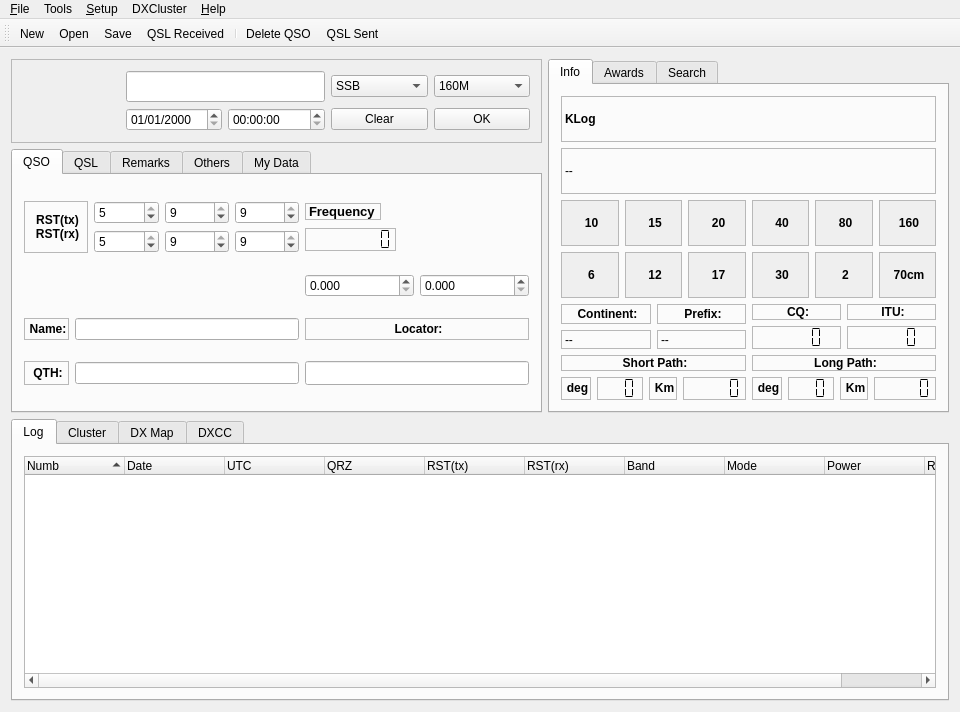
Before: the Qt Designer form src/klog.ui in dbasden/klog, drawn with Qt 5.
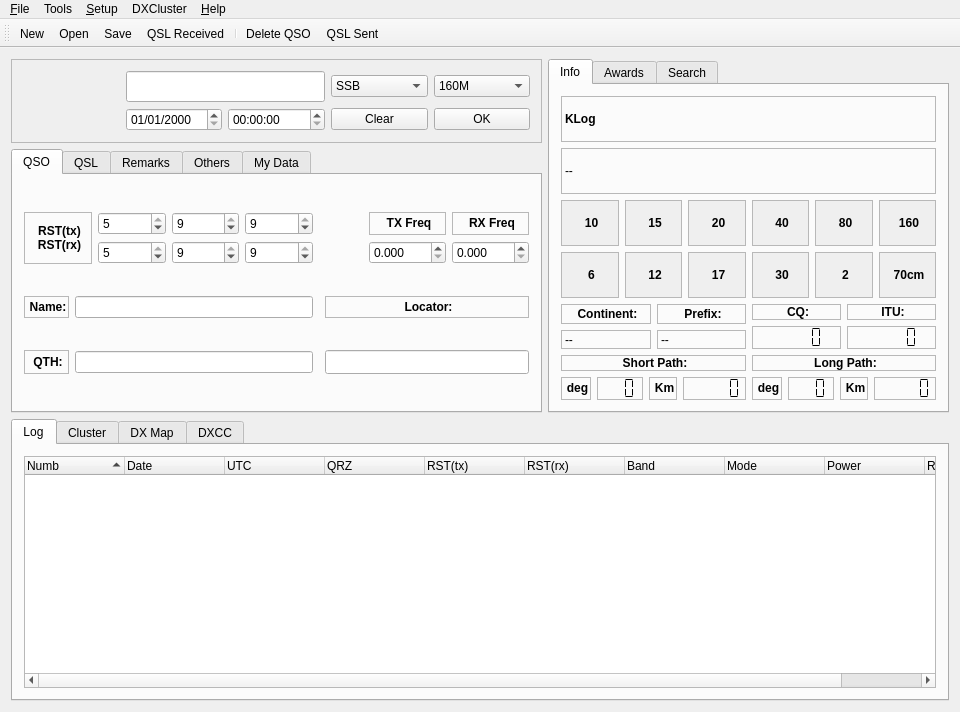
After: the same form once the commit is applied. Icons and pictures are not drawn. Custom widgets are drawn as their Qt base class.

Commit message: Continue working on 0.5.2 it is near!

What changed in the file:
```diff
--- a/src/klog.ui
+++ b/src/klog.ui
@@ -1762,7 +1762,7 @@
          <attribute name="title">
           <string>QSO</string>
          </attribute>
-         <layout class="QGridLayout" name="gridLayout">
+         <layout class="QGridLayout" name="gridLayout_8">
           <item row="0" column="0" colspan="2">
            <layout class="QHBoxLayout">
             <item>
@@ -1882,23 +1882,10 @@
             </item>
            </layout>
           </item>
-          <item row="0" column="3">
-           <layout class="QVBoxLayout" name="verticalLayout_4">
-            <item>
-             <widget class="QLabel" name="frequencyTextLabel">
-              <property name="sizePolicy">
-               <sizepolicy hsizetype="Fixed" vsizetype="Fixed">
-                <horstretch>0</horstretch>
-                <verstretch>0</verstretch>
-               </sizepolicy>
-              </property>
-              <property name="font">
-               <font>
-                <pointsize>10</pointsize>
-                <weight>75</weight>
-                <bold>true</bold>
-               </font>
-              </property>
+          <item row="0" column="4">
+           <layout class="QGridLayout" name="gridLayout">
+            <item row="0" column="0">
+             <widget class="QLabel" name="textLabel1_8_3">
               <property name="frameShape">
                <enum>QFrame::StyledPanel</enum>
               </property>
@@ -1906,69 +1893,64 @@
                <enum>QFrame::Raised</enum>
               </property>
               <property name="text">
-               <string>Frequency</string>
+               <string>&lt;!DOCTYPE HTML PUBLIC &quot;-//W3C//DTD HTML 4.0//EN&quot; &quot;http://www.w3.org/TR/REC-html40/strict.dtd&quot;&gt;
+&lt;html&gt;&lt;head&gt;&lt;meta name=&quot;qrichtext&quot; content=&quot;1&quot; /&gt;&lt;style type=&quot;text/css&quot;&gt;
+p, li { white-space: pre-wrap; }
+&lt;/style&gt;&lt;/head&gt;&lt;body style=&quot; font-family:'DejaVu Sans'; font-size:9pt; font-weight:400; font-style:normal;&quot;&gt;
+&lt;p align=&quot;center&quot; style=&quot; margin-top:12px; margin-bottom:12px; margin-left:0px; margin-right:0px; -qt-block-indent:0; text-indent:0px;&quot;&gt;&lt;span style=&quot; font-weight:600;&quot;&gt;TX Freq&lt;/span&gt;&lt;/p&gt;&lt;/body&gt;&lt;/html&gt;</string>
               </property>
               <property name="wordWrap">
                <bool>false</bool>
               </property>
              </widget>
             </item>
-            <item>
-             <widget class="QLCDNumber" name="freqlCDNumber">
-              <property name="sizePolicy">
-               <sizepolicy hsizetype="Fixed" vsizetype="Fixed">
-                <horstretch>0</horstretch>
-                <verstretch>0</verstretch>
-               </sizepolicy>
-              </property>
-              <property name="toolTip">
-               <string>Shows the frecuency of the transceiver when hamlib is activated</string>
-              </property>
+            <item row="0" column="1">
+             <widget class="QLabel" name="textLabel1_8_4">
               <property name="frameShape">
                <enum>QFrame::StyledPanel</enum>
               </property>
               <property name="frameShadow">
                <enum>QFrame::Raised</enum>
               </property>
-              <property name="smallDecimalPoint">
+              <property name="text">
+               <string>&lt;!DOCTYPE HTML PUBLIC &quot;-//W3C//DTD HTML 4.0//EN&quot; &quot;http://www.w3.org/TR/REC-html40/strict.dtd&quot;&gt;
+&lt;html&gt;&lt;head&gt;&lt;meta name=&quot;qrichtext&quot; content=&quot;1&quot; /&gt;&lt;style type=&quot;text/css&quot;&gt;
+p, li { white-space: pre-wrap; }
+&lt;/style&gt;&lt;/head&gt;&lt;body style=&quot; font-family:'DejaVu Sans'; font-size:9pt; font-weight:400; font-style:normal;&quot;&gt;
+&lt;p align=&quot;center&quot; style=&quot; margin-top:12px; margin-bottom:12px; margin-left:0px; margin-right:0px; -qt-block-indent:0; text-indent:0px;&quot;&gt;&lt;span style=&quot; font-weight:600;&quot;&gt;RX Freq&lt;/span&gt;&lt;/p&gt;&lt;/body&gt;&lt;/html&gt;</string>
+              </property>
+              <property name="wordWrap">
                <bool>false</bool>
               </property>
-              <property name="numDigits">
-               <number>8</number>
-              </property>
-              <property name="segmentStyle">
-               <enum>QLCDNumber::Flat</enum>
-              </property>
              </widget>
             </item>
-           </layout>
-          </item>
-          <item row="1" column="2">
-           <layout class="QVBoxLayout" name="verticalLayout_3"/>
-          </item>
-          <item row="1" column="3">
-           <layout class="QHBoxLayout" name="horizontalLayout_2">
-            <item>
-             <widget class="QDoubleSpinBox" name="freqrxdoubleSpinBox">
-              <property name="toolTip">
-               <string>Shows the frecuency of the transceiver when hamlib is activated (RX)</string>
-              </property>
-              <property name="decimals">
-               <number>3</number>
-              </property>
-              <property name="maximum">
-               <double>9999.989999999999782</double>
-              </property>
-              <property name="singleStep">
-               <double>0.001000000000000</double>
-              </property>
-             </widget>
-            </item>
-            <item>
+            <item row="1" column="0">
              <widget class="QDoubleSpinBox" name="freqtxdoubleSpinBox">
               <property name="toolTip">
                <string>Shows the frecuency of the transceiver when hamlib is  (TX)</string>
               </property>
+              <property name="layoutDirection">
+               <enum>Qt::LeftToRight</enum>
+              </property>
+              <property name="decimals">
+               <number>3</number>
+              </property>
+              <property name="maximum">
+               <double>9999.989999999999782</double>
+              </property>
+              <property name="singleStep">
+               <double>0.001000000000000</double>
+              </property>
+             </widget>
+            </item>
+            <item row="1" column="1">
+             <widget class="QDoubleSpinBox" name="freqrxdoubleSpinBox">
+              <property name="toolTip">
+               <string>Shows the frecuency of the transceiver when hamlib is activated (RX)</string>
+              </property>
+              <property name="layoutDirection">
+               <enum>Qt::LeftToRight</enum>
+              </property>
               <property name="decimals">
                <number>3</number>
               </property>
@@ -1982,6 +1964,9 @@
             </item>
            </layout>
           </item>
+          <item row="1" column="2" colspan="2">
+           <layout class="QVBoxLayout" name="verticalLayout_3"/>
+          </item>
           <item row="2" column="0">
            <widget class="QLabel" name="textLabel1_8_2">
             <property name="frameShape">
@@ -2011,7 +1996,7 @@
           <item row="2" column="2">
            <layout class="QHBoxLayout" name="horizontalLayout"/>
           </item>
-          <item row="2" column="3">
+          <item row="2" column="3" colspan="2">
            <widget class="QLabel" name="textLabel2_6_3">
             <property name="frameShape">
              <enum>QFrame::StyledPanel</enum>
@@ -2058,7 +2043,7 @@
             </property>
            </widget>
           </item>
-          <item row="3" column="3">
+          <item row="3" column="3" colspan="2">
            <widget class="QLineEdit" name="locatorLineEdit">
             <property name="minimumSize">
              <size>
@@ -2074,7 +2059,7 @@
             </property>
            </widget>
           </item>
-          <item row="4" column="2">
+          <item row="4" column="2" colspan="2">
            <layout class="QVBoxLayout" name="verticalLayout_2"/>
           </item>
          </layout>
```
The commit also changes 1 other file.
